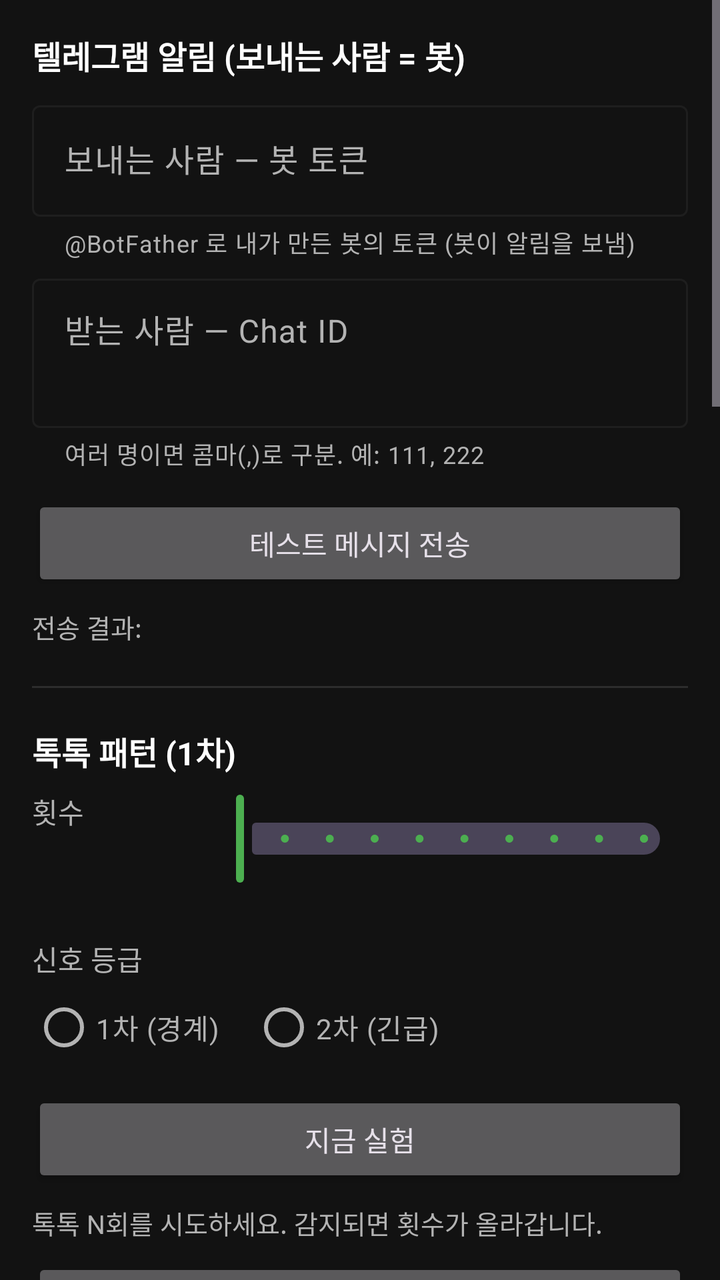
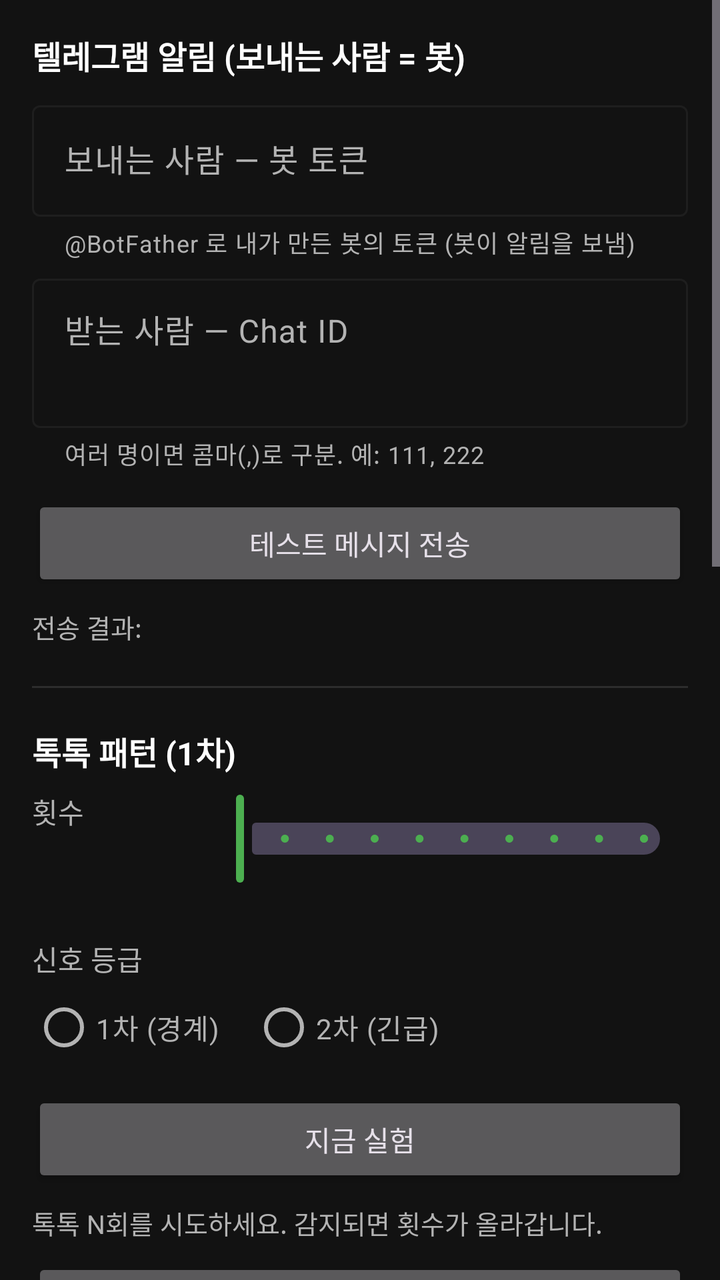

The first picture is an Android layout as it rendered before a commit; the second is the same layout after the commit. The layout source and the unified diff follow.
<!-- AndroidManifest.xml: activity theme Theme.Memoria -->
<!-- res/layout/activity_settings.xml -->
<?xml version="1.0" encoding="utf-8"?>
<ScrollView xmlns:android="http://schemas.android.com/apk/res/android"
    xmlns:app="http://schemas.android.com/apk/res-auto"
    xmlns:tools="http://schemas.android.com/apk/tools"
    android:layout_width="match_parent"
    android:layout_height="match_parent"
    android:background="@color/dark_background"
    android:fillViewport="true"
    tools:context=".ui.SettingsActivity">

    <LinearLayout
        android:layout_width="match_parent"
        android:layout_height="wrap_content"
        android:orientation="vertical"
        android:padding="16dp">

        
        <TextView
            android:layout_width="wrap_content"
            android:layout_height="wrap_content"
            android:text="@string/settings_section_telegram"
            android:textColor="@color/text_primary"
            android:textSize="16sp"
            android:textStyle="bold" />

        <com.google.android.material.textfield.TextInputLayout
            android:id="@+id/tgTokenLayout"
            android:layout_width="match_parent"
            android:layout_height="wrap_content"
            android:layout_marginTop="8dp"
            android:hint="@string/settings_tg_token_hint"
            app:helperText="@string/settings_tg_token_desc"
            app:helperTextEnabled="true">

            <com.google.android.material.textfield.TextInputEditText
                android:id="@+id/tgTokenInput"
                android:layout_width="match_parent"
                android:layout_height="wrap_content"
                android:inputType="textPassword"
                android:textColor="@color/text_primary" />
        </com.google.android.material.textfield.TextInputLayout>

        <com.google.android.material.textfield.TextInputLayout
            android:id="@+id/tgChatLayout"
            android:layout_width="match_parent"
            android:layout_height="wrap_content"
            android:layout_marginTop="4dp"
            android:hint="@string/settings_tg_chat_hint"
            app:helperText="@string/settings_tg_chat_desc"
            app:helperTextEnabled="true">

            <com.google.android.material.textfield.TextInputEditText
                android:id="@+id/tgChatInput"
                android:layout_width="match_parent"
                android:layout_height="wrap_content"
                android:inputType="text|textMultiLine"
                android:gravity="top"
                android:minLines="2"
                android:textColor="@color/text_primary" />
        </com.google.android.material.textfield.TextInputLayout>

        <Button
            android:id="@+id/tgTestButton"
            android:layout_width="match_parent"
            android:layout_height="wrap_content"
            android:layout_marginTop="12dp"
            android:text="@string/settings_tg_test" />

        <TextView
            android:id="@+id/tgTestResult"
            android:layout_width="match_parent"
            android:layout_height="wrap_content"
            android:layout_marginTop="8dp"
            android:text="@string/settings_tg_test_result"
            android:textColor="@color/text_secondary"
            android:textSize="13sp" />

        
        <View
            android:layout_width="match_parent"
            android:layout_height="1dp"
            android:layout_marginVertical="20dp"
            android:background="@color/dark_surface_variant" />

        
        <TextView
            android:layout_width="wrap_content"
            android:layout_height="wrap_content"
            android:text="@string/settings_section_tap"
            android:textColor="@color/text_primary"
            android:textSize="16sp"
            android:textStyle="bold" />

        <LinearLayout
            android:layout_width="match_parent"
            android:layout_height="wrap_content"
            android:layout_marginTop="8dp"
            android:orientation="horizontal">

            <TextView
                android:layout_width="0dp"
                android:layout_height="wrap_content"
                android:layout_weight="1"
                android:text="@string/settings_tap_count_label"
                android:textColor="@color/text_secondary" />

            <com.google.android.material.slider.Slider
                android:id="@+id/tapCountSlider"
                android:layout_width="0dp"
                android:layout_height="wrap_content"
                android:layout_weight="3"
                android:stepSize="1"
                android:valueFrom="1"
                android:valueTo="10" />
        </LinearLayout>

        <TextView
            android:id="@+id/tapCountValue"
            android:layout_width="wrap_content"
            android:layout_height="wrap_content"
            android:textColor="@color/text_primary"
            android:textSize="13sp" />

        <TextView
            android:layout_width="wrap_content"
            android:layout_height="wrap_content"
            android:layout_marginTop="8dp"
            android:text="@string/settings_tap_level_label"
            android:textColor="@color/text_secondary" />

        <RadioGroup
            android:id="@+id/tapLevelGroup"
            android:layout_width="match_parent"
            android:layout_height="wrap_content"
            android:orientation="horizontal">

            <RadioButton
                android:id="@+id/tapLevel1st"
                android:layout_width="wrap_content"
                android:layout_height="wrap_content"
                android:text="@string/settings_level_1st"
                android:textColor="@color/text_secondary" />

            <RadioButton
                android:id="@+id/tapLevel2nd"
                android:layout_width="wrap_content"
                android:layout_height="wrap_content"
                android:layout_marginStart="16dp"
                android:text="@string/settings_level_2nd"
                android:textColor="@color/text_secondary" />
        </RadioGroup>

        <Button
            android:id="@+id/tapTestButton"
            android:layout_width="match_parent"
            android:layout_height="wrap_content"
            android:layout_marginTop="8dp"
            android:text="@string/settings_tap_test" />

        <TextView
            android:id="@+id/tapStatus"
            android:layout_width="match_parent"
            android:layout_height="wrap_content"
            android:layout_marginTop="8dp"
            android:text="@string/settings_tap_status_default"
            android:textColor="@color/text_secondary"
            android:textSize="13sp" />

        <Button
            android:id="@+id/tapSaveButton"
            android:layout_width="match_parent"
            android:layout_height="wrap_content"
            android:layout_marginTop="8dp"
            android:enabled="false"
            android:text="@string/settings_tap_save" />

        
        <View
            android:layout_width="match_parent"
            android:layout_height="1dp"
            android:layout_marginVertical="20dp"
            android:background="@color/dark_surface_variant" />

        
        <TextView
            android:layout_width="wrap_content"
            android:layout_height="wrap_content"
            android:text="@string/settings_section_shake"
            android:textColor="@color/text_primary"
            android:textSize="16sp"
            android:textStyle="bold" />

        <LinearLayout
            android:layout_width="match_parent"
            android:layout_height="wrap_content"
            android:layout_marginTop="8dp"
            android:orientation="horizontal">

            <TextView
                android:layout_width="0dp"
                android:layout_height="wrap_content"
                android:layout_weight="1"
                android:text="@string/settings_shake_count_label"
                android:textColor="@color/text_secondary" />

            <com.google.android.material.slider.Slider
                android:id="@+id/shakeCountSlider"
                android:layout_width="0dp"
                android:layout_height="wrap_content"
                android:layout_weight="3"
                android:stepSize="1"
                android:valueFrom="1"
                android:valueTo="10" />
        </LinearLayout>

        <TextView
            android:id="@+id/shakeCountValue"
            android:layout_width="wrap_content"
            android:layout_height="wrap_content"
            android:textColor="@color/text_primary"
            android:textSize="13sp" />

        <TextView
            android:layout_width="wrap_content"
            android:layout_height="wrap_content"
            android:layout_marginTop="8dp"
            android:text="@string/settings_shake_level_label"
            android:textColor="@color/text_secondary" />

        <RadioGroup
            android:id="@+id/shakeLevelGroup"
            android:layout_width="match_parent"
            android:layout_height="wrap_content"
            android:orientation="horizontal">

            <RadioButton
                android:id="@+id/shakeLevel1st"
                android:layout_width="wrap_content"
                android:layout_height="wrap_content"
                android:text="@string/settings_level_1st"
                android:textColor="@color/text_secondary" />

            <RadioButton
                android:id="@+id/shakeLevel2nd"
                android:layout_width="wrap_content"
                android:layout_height="wrap_content"
                android:layout_marginStart="16dp"
                android:text="@string/settings_level_2nd"
                android:textColor="@color/text_secondary" />
        </RadioGroup>

        <Button
            android:id="@+id/shakeTestButton"
            android:layout_width="match_parent"
            android:layout_height="wrap_content"
            android:layout_marginTop="8dp"
            android:text="@string/settings_shake_test" />

        <TextView
            android:id="@+id/shakeStatus"
            android:layout_width="match_parent"
            android:layout_height="wrap_content"
            android:layout_marginTop="8dp"
            android:text="@string/settings_shake_status_default"
            android:textColor="@color/text_secondary"
            android:textSize="13sp" />

        <Button
            android:id="@+id/shakeSaveButton"
            android:layout_width="match_parent"
            android:layout_height="wrap_content"
            android:layout_marginTop="8dp"
            android:enabled="false"
            android:text="@string/settings_shake_save" />

        
        <View
            android:layout_width="match_parent"
            android:layout_height="1dp"
            android:layout_marginVertical="20dp"
            android:background="@color/dark_surface_variant" />

        
        <TextView
            android:layout_width="wrap_content"
            android:layout_height="wrap_content"
            android:text="@string/settings_section_saving"
            android:textColor="@color/text_primary"
            android:textSize="16sp"
            android:textStyle="bold" />

        <com.google.android.material.switchmaterial.SwitchMaterial
            android:id="@+id/monitoringSwitch"
            android:layout_width="match_parent"
            android:layout_height="wrap_content"
            android:layout_marginTop="8dp"
            android:text="@string/settings_monitor_switch"
            android:textColor="@color/text_secondary" />

        <TextView
            android:layout_width="match_parent"
            android:layout_height="wrap_content"
            android:layout_marginTop="4dp"
            android:text="@string/settings_monitor_desc"
            android:textColor="@color/text_secondary"
            android:textSize="12sp" />

        
        <View
            android:layout_width="match_parent"
            android:layout_height="1dp"
            android:layout_marginVertical="20dp"
            android:background="@color/dark_surface_variant" />

        
        <TextView
            android:layout_width="wrap_content"
            android:layout_height="wrap_content"
            android:text="@string/settings_section_email"
            android:textColor="@color/text_primary"
            android:textSize="16sp"
            android:textStyle="bold" />

        <com.google.android.material.textfield.TextInputLayout
            android:id="@+id/emailHostLayout"
            android:layout_width="match_parent"
            android:layout_height="wrap_content"
            android:layout_marginTop="8dp"
            android:hint="@string/settings_email_host_hint"
            app:helperText="@string/settings_email_host_desc"
            app:helperTextEnabled="true">

            <com.google.android.material.textfield.TextInputEditText
                android:id="@+id/emailHostInput"
                android:layout_width="match_parent"
                android:layout_height="wrap_content"
                android:inputType="text"
                android:textColor="@color/text_primary" />
        </com.google.android.material.textfield.TextInputLayout>

        <com.google.android.material.textfield.TextInputLayout
            android:id="@+id/emailPortLayout"
            android:layout_width="match_parent"
            android:layout_height="wrap_content"
            android:layout_marginTop="4dp"
            android:hint="@string/settings_email_port_hint">

            <com.google.android.material.textfield.TextInputEditText
                android:id="@+id/emailPortInput"
                android:layout_width="match_parent"
                android:layout_height="wrap_content"
                android:inputType="number"
                android:textColor="@color/text_primary" />
        </com.google.android.material.textfield.TextInputLayout>

        <com.google.android.material.textfield.TextInputLayout
            android:id="@+id/emailUserLayout"
            android:layout_width="match_parent"
            android:layout_height="wrap_content"
            android:layout_marginTop="4dp"
            android:hint="@string/settings_email_user_hint"
            app:helperText="@string/settings_email_user_desc"
            app:helperTextEnabled="true">

            <com.google.android.material.textfield.TextInputEditText
                android:id="@+id/emailUserInput"
                android:layout_width="match_parent"
                android:layout_height="wrap_content"
                android:inputType="textEmailAddress"
                android:textColor="@color/text_primary" />
        </com.google.android.material.textfield.TextInputLayout>

        <com.google.android.material.textfield.TextInputLayout
            android:id="@+id/emailPassLayout"
            android:layout_width="match_parent"
            android:layout_height="wrap_content"
            android:layout_marginTop="4dp"
            android:hint="@string/settings_email_pass_hint"
            app:helperText="@string/settings_email_pass_desc"
            app:helperTextEnabled="true"
            app:passwordToggleEnabled="true">

            <com.google.android.material.textfield.TextInputEditText
                android:id="@+id/emailPassInput"
                android:layout_width="match_parent"
                android:layout_height="wrap_content"
                android:inputType="textPassword"
                android:textColor="@color/text_primary" />
        </com.google.android.material.textfield.TextInputLayout>

        <com.google.android.material.textfield.TextInputLayout
            android:id="@+id/emailFromLayout"
            android:layout_width="match_parent"
            android:layout_height="wrap_content"
            android:layout_marginTop="4dp"
            android:hint="@string/settings_email_from_hint">

            <com.google.android.material.textfield.TextInputEditText
                android:id="@+id/emailFromInput"
                android:layout_width="match_parent"
                android:layout_height="wrap_content"
                android:inputType="textEmailAddress"
                android:textColor="@color/text_primary" />
        </com.google.android.material.textfield.TextInputLayout>

        <com.google.android.material.textfield.TextInputLayout
            android:id="@+id/emailToLayout"
            android:layout_width="match_parent"
            android:layout_height="wrap_content"
            android:layout_marginTop="4dp"
            android:hint="@string/settings_email_to_hint">

            <com.google.android.material.textfield.TextInputEditText
                android:id="@+id/emailToInput"
                android:layout_width="match_parent"
                android:layout_height="wrap_content"
                android:inputType="textEmailAddress"
                android:textColor="@color/text_primary" />
        </com.google.android.material.textfield.TextInputLayout>

        <Button
            android:id="@+id/emailTestButton"
            android:layout_width="match_parent"
            android:layout_height="wrap_content"
            android:layout_marginTop="12dp"
            android:text="@string/settings_email_test" />

        <TextView
            android:id="@+id/emailTestResult"
            android:layout_width="match_parent"
            android:layout_height="wrap_content"
            android:layout_marginTop="8dp"
            android:text="@string/settings_email_test_result"
            android:textColor="@color/text_secondary"
            android:textSize="13sp" />

        
        <View
            android:layout_width="match_parent"
            android:layout_height="1dp"
            android:layout_marginVertical="20dp"
            android:background="@color/dark_surface_variant" />

        
        <TextView
            android:layout_width="wrap_content"
            android:layout_height="wrap_content"
            android:text="@string/settings_section_screen_capture"
            android:textColor="@color/text_primary"
            android:textSize="16sp"
            android:textStyle="bold" />

        <com.google.android.material.switchmaterial.SwitchMaterial
            android:id="@+id/screenCaptureSwitch"
            android:layout_width="match_parent"
            android:layout_height="wrap_content"
            android:layout_marginTop="8dp"
            android:text="@string/settings_screen_capture_switch"
            android:textColor="@color/text_secondary" />

        <TextView
            android:layout_width="match_parent"
            android:layout_height="wrap_content"
            android:layout_marginTop="4dp"
            android:text="@string/settings_screen_capture_desc"
            android:textColor="@color/text_secondary"
            android:textSize="12sp" />

        <View
            android:layout_width="match_parent"
            android:layout_height="40dp" />

    </LinearLayout>
</ScrollView>
<!-- resources referenced by this layout -->
<resources>
  <color name="dark_background">#121212</color>
  <color name="dark_surface_variant">#2D2D2D</color>
  <color name="text_primary">#FFFFFF</color>
  <color name="text_secondary">#B3B3B3</color>
  <string name="settings_email_from_hint">보내는 사람 (From)</string>
  <string name="settings_email_host_desc">예: smtp.gmail.com</string>
  <string name="settings_email_host_hint">SMTP 호스트</string>
  <string name="settings_email_pass_desc">Gmail 2단계 인증 시 생성한 앱 비밀번호</string>
  <string name="settings_email_pass_hint">앱 비밀번호</string>
  <string name="settings_email_port_hint">포트 (기본 587)</string>
  <string name="settings_email_test">테스트 이메일 전송</string>
  <string name="settings_email_test_result">전송 결과:</string>
  <string name="settings_email_to_hint">받는 사람 (To)</string>
  <string name="settings_email_user_desc">예: you@gmail.com</string>
  <string name="settings_email_user_hint">계정 (이메일 주소)</string>
  <string name="settings_level_1st">1차 (경계)</string>
  <string name="settings_level_2nd">2차 (긴급)</string>
  <string name="settings_monitor_desc">켜두면 비상 패턴을 항상 감지합니다. 텔레그램 설정이 필요합니다.</string>
  <string name="settings_monitor_switch">백그라운드 모니터링 활성화</string>
  <string name="settings_screen_capture_desc">켜면 시스템 동의 팝업이 뜹니다. 허용하면 비상 감지 시 화면 스틸이 텔레그램/이메일로 전송됩니다. Android 14+에서는 권한이 일정 시간 후 갱신이 필요할 수 있습니다.</string>
  <string name="settings_screen_capture_switch">화면 캡처 허용 (비상 시 화면 스틸)</string>
  <string name="settings_section_email">이메일 (SMTP 전송)</string>
  <string name="settings_section_saving">감지 동작</string>
  <string name="settings_section_screen_capture">화면 캡처</string>
  <string name="settings_section_shake">흔들기 패턴 (2차)</string>
  <string name="settings_section_tap">톡톡 패턴 (1차)</string>
  <string name="settings_section_telegram">텔레그램 알림 (보내는 사람 = 봇)</string>
  <string name="settings_shake_count_label">횟수</string>
  <string name="settings_shake_level_label">신호 등급</string>
  <string name="settings_shake_save">통과 → 저장</string>
  <string name="settings_shake_status_default">흔들기 N회를 시도하세요. 감지되면 횟수가 올라갑니다.</string>
  <string name="settings_shake_test">지금 실험</string>
  <string name="settings_tap_count_label">횟수</string>
  <string name="settings_tap_level_label">신호 등급</string>
  <string name="settings_tap_save">통과 → 저장</string>
  <string name="settings_tap_status_default">톡톡 N회를 시도하세요. 감지되면 횟수가 올라갑니다.</string>
  <string name="settings_tap_test">지금 실험</string>
  <string name="settings_tg_chat_desc">여러 명이면 콤마(,)로 구분. 예: 111, 222</string>
  <string name="settings_tg_chat_hint">받는 사람 — Chat ID</string>
  <string name="settings_tg_test">테스트 메시지 전송</string>
  <string name="settings_tg_test_result">전송 결과:</string>
  <string name="settings_tg_token_desc">@BotFather 로 내가 만든 봇의 토큰 (봇이 알림을 보냄)</string>
  <string name="settings_tg_token_hint">보내는 사람 — 봇 토큰</string>
  <color name="safe_green">#4CAF50</color>
  <color name="safe_green_dark">#388E3C</color>
  <color name="emergency_red">#FF0000</color>
  <color name="dark_surface">#1E1E1E</color>
</resources>

<!-- the commit's change to res/layout/activity_settings.xml (unified diff, before → after) -->
@@ -313,6 +313,12 @@
             android:background="@color/dark_surface_variant" />
 
         
+        <LinearLayout
+            android:layout_width="match_parent"
+            android:layout_height="wrap_content"
+            android:orientation="vertical"
+            android:visibility="gone">
+
         <TextView
             android:layout_width="wrap_content"
             android:layout_height="wrap_content"
@@ -433,6 +439,7 @@
             android:text="@string/settings_email_test_result"
             android:textColor="@color/text_secondary"
             android:textSize="13sp" />
+        </LinearLayout>
 
         
         <View
